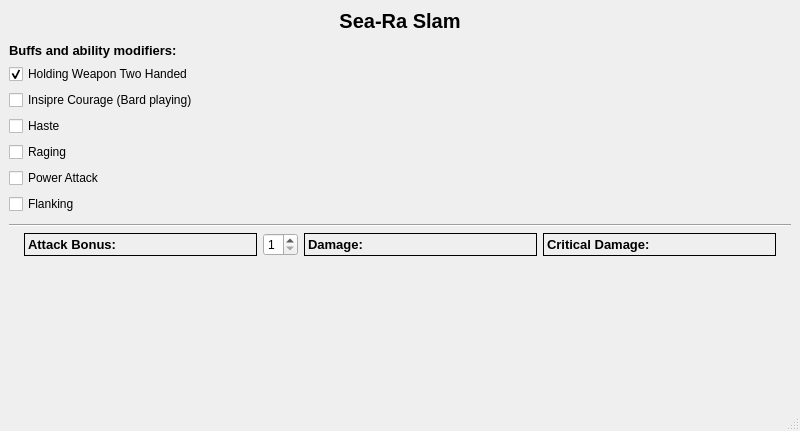
Before: the Qt Designer form main_window.ui in asarinn/Sea-Ra-Slam, drawn with Qt 5.
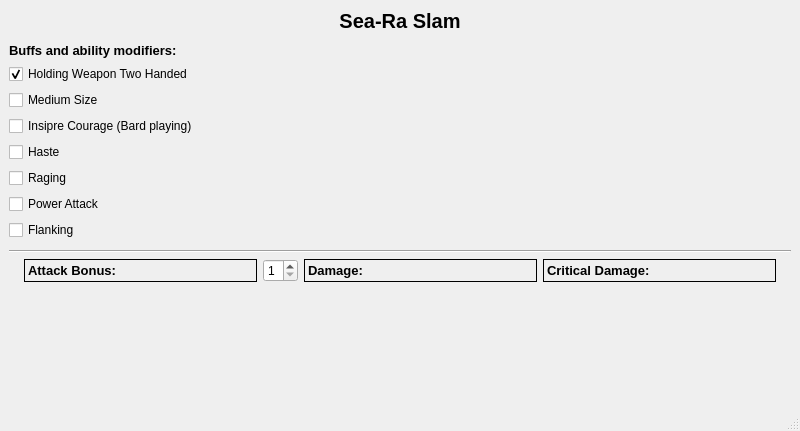
After: the same form once the commit is applied.

```diff
--- a/main_window.ui
+++ b/main_window.ui
@@ -76,6 +76,13 @@
             </property>
            </widget>
           </item>
+          <item>
+           <widget class="QCheckBox" name="medium_size_check_box">
+            <property name="text">
+             <string>Medium Size</string>
+            </property>
+           </widget>
+          </item>
           <item>
            <widget class="QCheckBox" name="inspire_courage_check_box">
             <property name="text">
```
Left out of the diff: 2 changed lines with no effect on the pictures.
